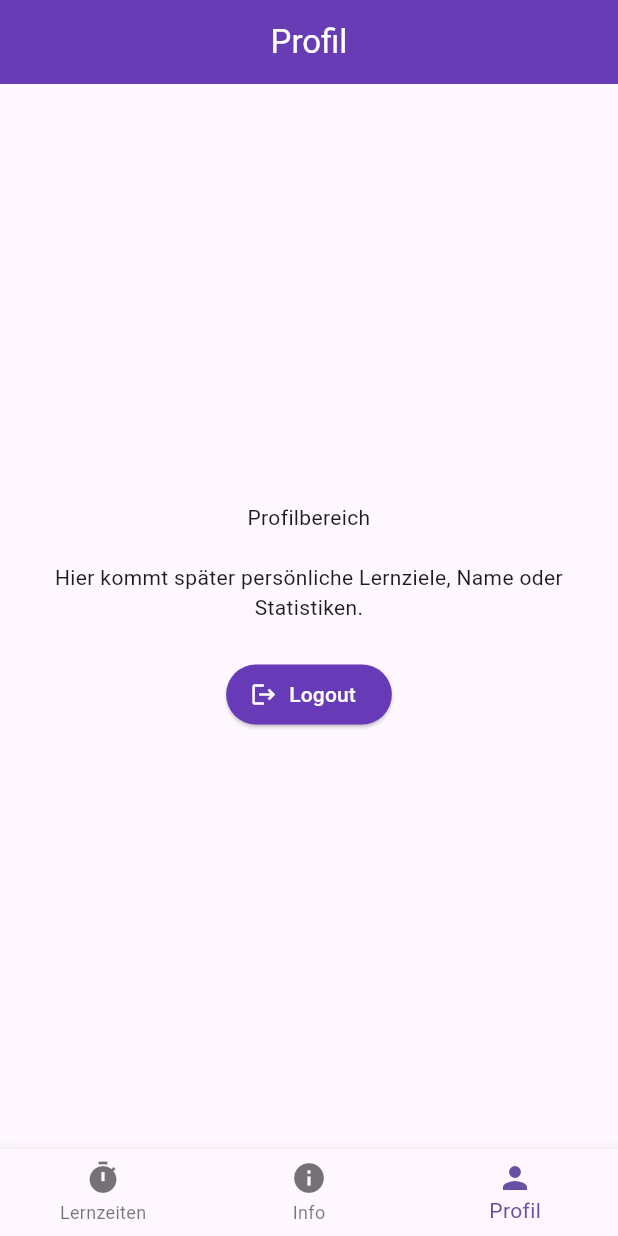
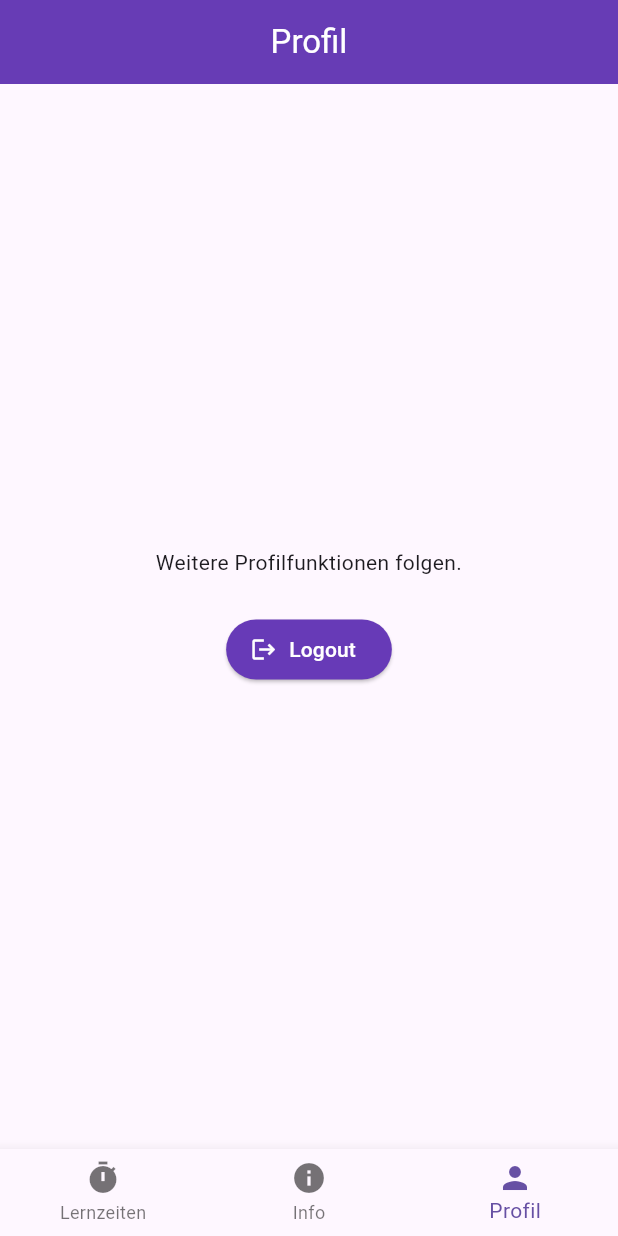
Before and after one commit to nevcel/Lernzeit-Tracker, a Flutter app: the screen it shows once a user with an empty profile is signed in, item 3 of the bottom bar chosen, on a phone screen of 412 x 824 dp. Run offline on Flutter 3.47's test engine with Material 3 defaults, Android fonts, the phone set to English and light mode, and no system bars; our stand-ins replace cloud_firestore, firebase_auth, firebase_core; accounts and stored records are empty.

Commit message:
Einige Kommentar Updates

```diff
--- a/lib/features/lernzeit_tracker/presentation/lernzeit_list_screen.dart
+++ b/lib/features/lernzeit_tracker/presentation/lernzeit_list_screen.dart
@@ -26,7 +26,6 @@ class _LernzeitListScreenState extends State<LernzeitListScreen> {
 
   // Lernzeiten aus Firestore laden
  void loadSessions() {
-  // Lernzeiten des aktuellen Benutzers laden
   sessionsFuture = lernzeitenCollection().get();
 }
 
--- a/lib/features/profile/presentation/profile_screen.dart
+++ b/lib/features/profile/presentation/profile_screen.dart
@@ -2,7 +2,6 @@ import 'package:flutter/material.dart';
 import 'package:firebase_auth/firebase_auth.dart';
 
 // Profilseite der App.
-// Diese Klasse zeigt den Profilbereich an, der später erweitert werden kann.
 class ProfileScreen extends StatelessWidget {
   const ProfileScreen({super.key});
 
@@ -26,7 +25,7 @@ class ProfileScreen extends StatelessWidget {
             mainAxisSize: MainAxisSize.min,
             children: [
               const Text(
-                'Profilbereich\n\nHier kommt später persönliche Lernziele, Name oder Statistiken.',
+                'Weitere Profilfunktionen folgen.',
                 textAlign: TextAlign.center,
               ),
 
```
Also changed, not shown: 1 other file.
